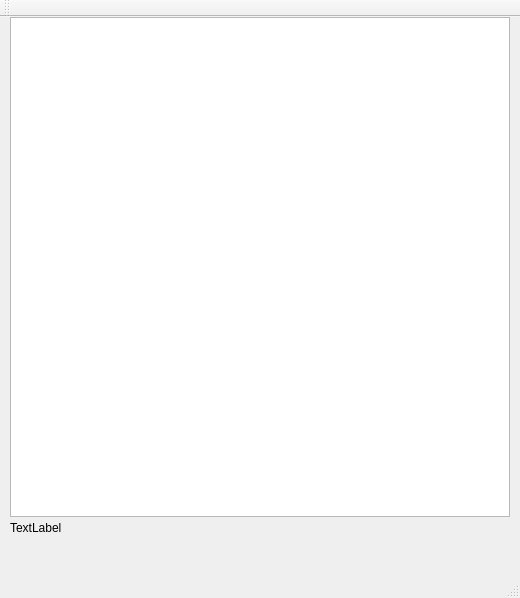
Above: Implementación Gráfica 1/hp_mdl/ventanaprincipal.ui from Rafaherrero/ia before the change. Below: the same form after it.
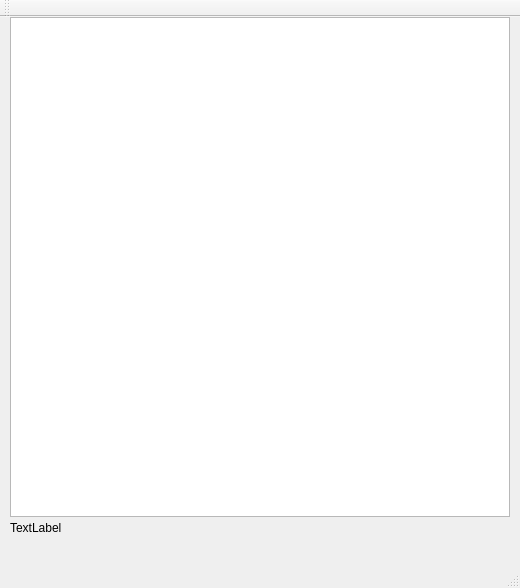
That is the form after the change.

What changed in the file:
```diff
--- a/Implementación Gráfica 1/hp_mdl/ventanaprincipal.ui
+++ b/Implementación Gráfica 1/hp_mdl/ventanaprincipal.ui
@@ -7,7 +7,7 @@
     <x>0</x>
     <y>0</y>
     <width>520</width>
-    <height>598</height>
+    <height>588</height>
    </rect>
   </property>
   <property name="windowTitle">
```
Left out of the diff: 2 changed lines with no effect on the pictures.
